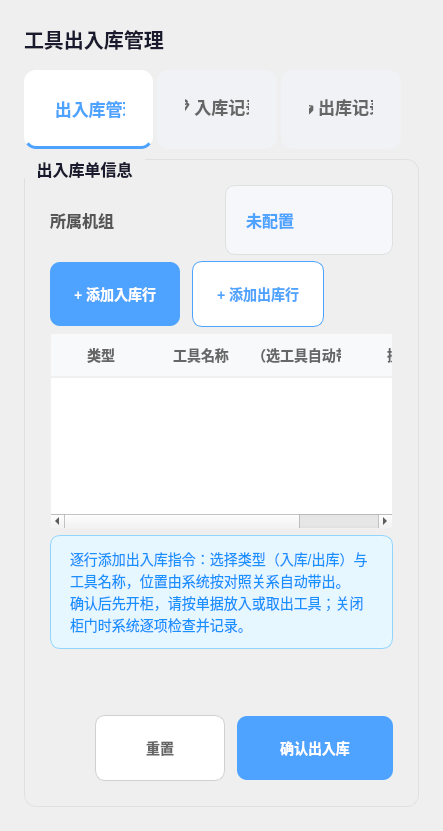
Above: src/pages/ToolCheckinPage.ui from yuanyansuccess/SmartCabinetLite before the change. Below: the same form after it.
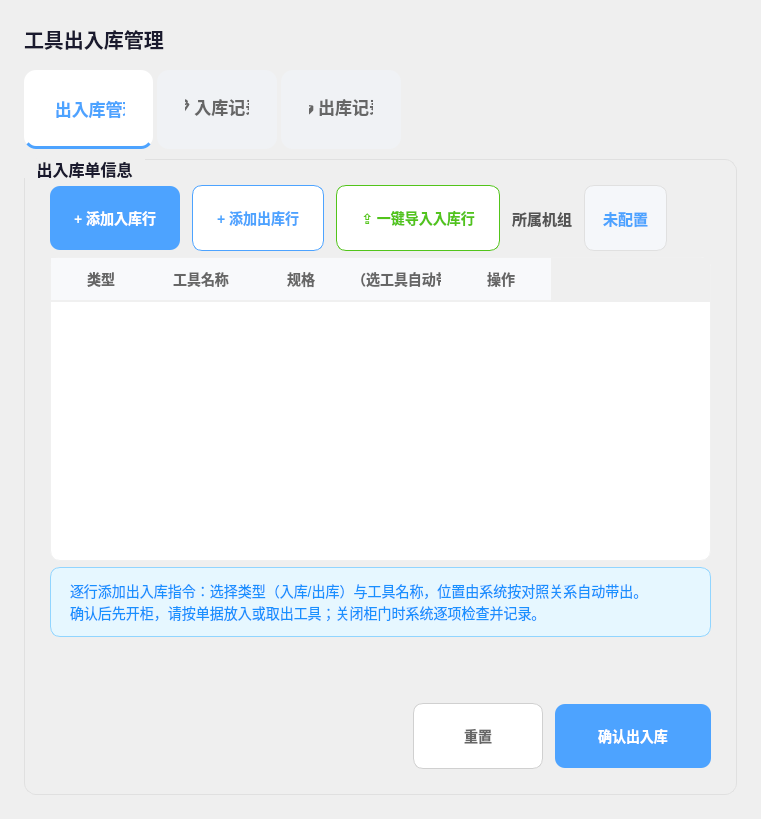
That is the form after the change. Custom widgets are drawn as their Qt base class.

The edit to the form file:
```diff
--- a/src/pages/ToolCheckinPage.ui
+++ b/src/pages/ToolCheckinPage.ui
@@ -73,35 +73,6 @@
           <string>出入库单信息</string>
          </property>
          <layout class="QVBoxLayout" name="panelLayout">
-          <item>
-           <layout class="QHBoxLayout" name="machineRow">
-            <item>
-             <widget class="QLabel" name="machineGroupTitleLabel">
-              <property name="styleSheet">
-               <string notr="true">font-size:16px;font-weight:600;color:#555;background:transparent;</string>
-              </property>
-              <property name="text">
-               <string>所属机组</string>
-              </property>
-             </widget>
-            </item>
-            <item>
-             <widget class="QLabel" name="machineGroupLabel">
-              <property name="styleSheet">
-               <string notr="true">font-size:16px;font-weight:600;color:#4da3ff;
-background:#f5f7fa;border:1px solid #e0e0e0;border-radius:10px;
-padding:10px 16px;min-height:48px;</string>
-              </property>
-              <property name="text">
-               <string>未配置</string>
-              </property>
-              <property name="wordWrap">
-               <bool>true</bool>
-              </property>
-             </widget>
-            </item>
-           </layout>
-          </item>
           <item>
            <layout class="QHBoxLayout" name="addRowBtnRow">
             <property name="spacing">
@@ -149,6 +120,49 @@
               </property>
              </widget>
             </item>
+            <item>
+             <widget class="QPushButton" name="batchImportInBtn">
+              <property name="minimumSize">
+               <size>
+                <width>0</width>
+                <height>44</height>
+               </size>
+              </property>
+              <property name="cursor">
+               <cursorShape>PointingHandCursor</cursorShape>
+              </property>
+              <property name="styleSheet">
+               <string notr="true">QPushButton { background: #fff; color: #52c41a; border: 1px solid #52c41a; border-radius: 10px; padding: 10px 24px; font-size: 14px; font-weight: 700; min-height: 44px; }
+QPushButton:hover { background: #f6ffed; }
+QPushButton:pressed { background: #d9f7be; }</string>
+              </property>
+              <property name="text">
+               <string>⇪ 一键导入入库行</string>
+              </property>
+             </widget>
+            </item>
+            <item>
+             <widget class="QLabel" name="machineGroupTitleLabel">
+              <property name="styleSheet">
+               <string notr="true">font-size:15px;font-weight:600;color:#555;background:transparent;</string>
+              </property>
+              <property name="text">
+               <string>所属机组</string>
+              </property>
+             </widget>
+            </item>
+            <item>
+             <widget class="QLabel" name="machineGroupLabel">
+              <property name="styleSheet">
+               <string notr="true">font-size:15px;font-weight:600;color:#4da3ff;
+background:#f5f7fa;border:1px solid #e0e0e0;border-radius:10px;
+padding:8px 14px;</string>
+              </property>
+              <property name="text">
+               <string>未配置</string>
+              </property>
+             </widget>
+            </item>
             <item>
              <spacer name="addRowSpacer">
               <property name="orientation">
@@ -175,7 +189,7 @@
             <property name="minimumSize">
              <size>
               <width>0</width>
-              <height>160</height>
+              <height>300</height>
              </size>
             </property>
             <property name="styleSheet">
@@ -202,6 +216,11 @@
               <string>工具名称</string>
              </property>
             </column>
+            <column>
+             <property name="text">
+              <string>规格</string>
+             </property>
+            </column>
             <column>
              <property name="text">
               <string>位置（选工具自动带出）</string>
```
